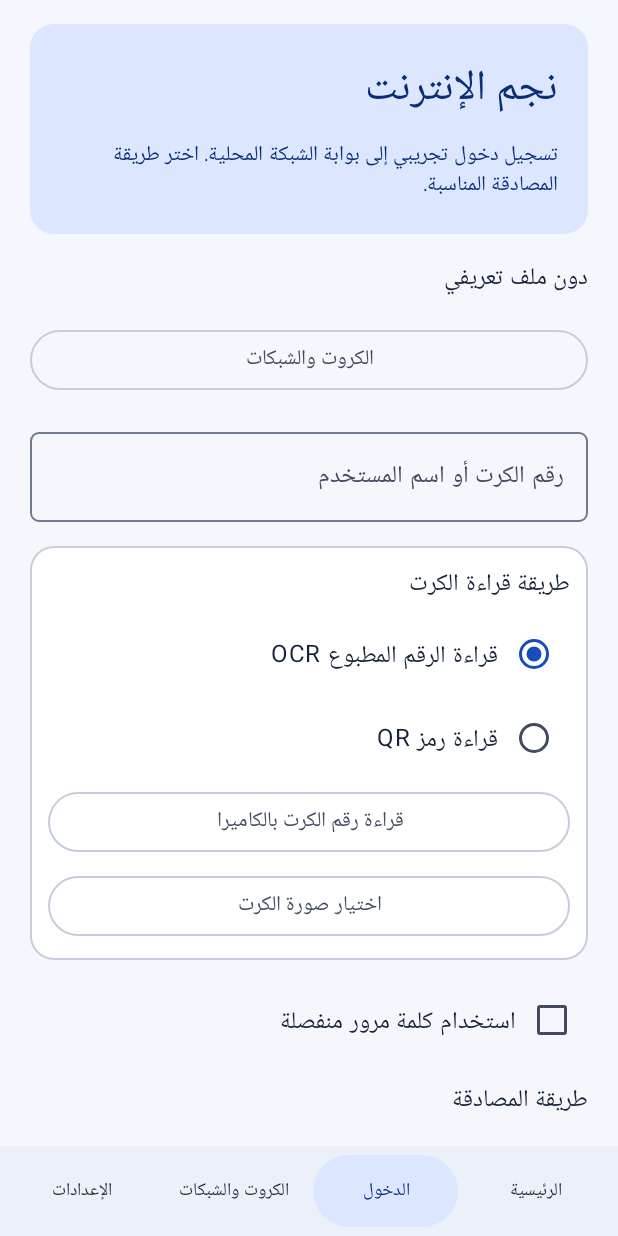
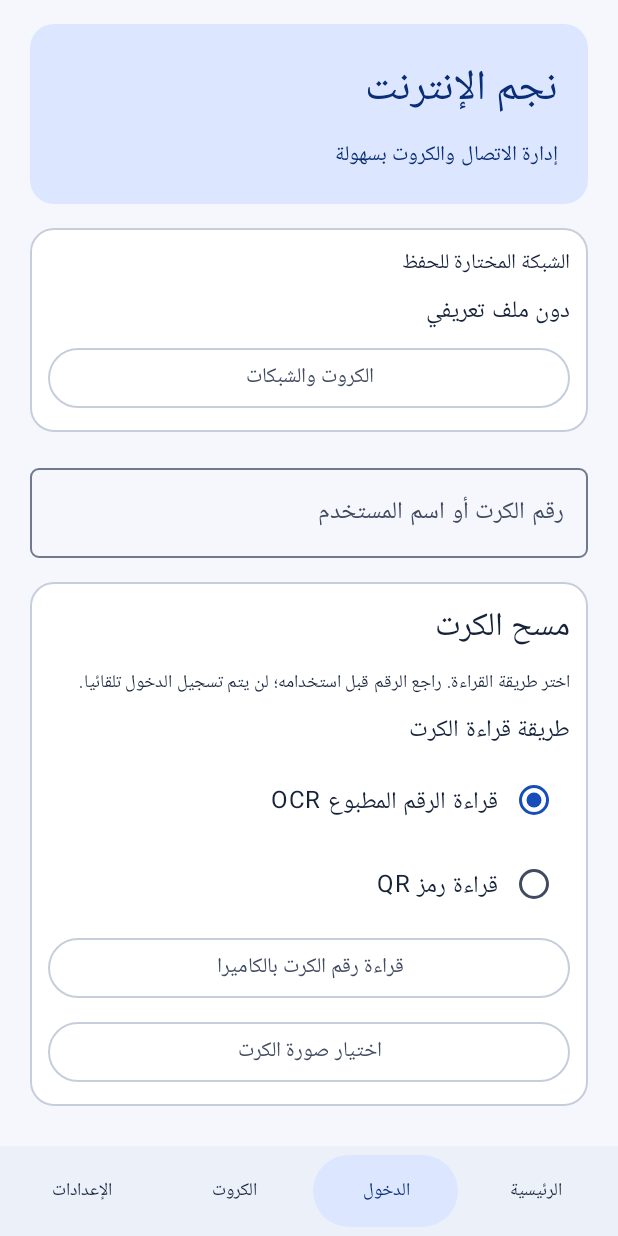
Before and after one commit to salehbinamrat/Najim-Android, an Android app built with Jetpack Compose: the screen it shows after launch (MainActivity), after a tap on "الدخول", on a phone screen of 412 x 824 dp. Run offline under Robolectric (Android 15) with nearby library versions, the phone set to English and light mode, and no system bars; libraries missing offline, so code that uses them is left out: androidx.camera.core, androidx.camera.lifecycle, androidx.camera.view, com.google.mlkit.vision.

Commit message:
Phase 08C: verified responsive dashboard and voucher presentation

```diff
--- /dev/null
+++ b/app/src/main/java/com/najim/android/ui/AdaptiveLayout.kt
@@ -0,0 +1,10 @@
+package com.najim.android.ui
+
+/** Layout thresholds use available content width, not physical screen pixels. */
+internal object AdaptiveLayout {
+    fun sidePadding(widthDp: Float): Int = if (widthDp < 360f) 12 else 20
+
+    fun metricColumns(widthDp: Float, fontScale: Float): Int =
+        if (widthDp.isFinite() && fontScale.isFinite() && fontScale > 0f &&
+            widthDp >= 304f && widthDp / maxOf(1f, fontScale) >= 304f) 2 else 1
+}
--- a/app/src/main/java/com/najim/android/ui/FoundationScreen.kt
+++ b/app/src/main/java/com/najim/android/ui/FoundationScreen.kt
@@ -84,7 +84,7 @@ internal fun FoundationScreen(
         NajimNavigation(section, enabled = !busy && !galleryActive, select = ::navigate)
     }) { insets ->
         BoxWithConstraints(Modifier.fillMaxSize().padding(insets).imePadding(), contentAlignment = Alignment.TopCenter) {
-        val horizontalPadding = if (maxWidth < 360.dp) 12.dp else 20.dp
+        val horizontalPadding = AdaptiveLayout.sidePadding(maxWidth.value).dp
         Column(Modifier.widthIn(max = 600.dp).fillMaxWidth().verticalScroll(key(section) { rememberScrollState() })
             .padding(horizontal = horizontalPadding, vertical = 16.dp),
             verticalArrangement = Arrangement.spacedBy(16.dp)) {
@@ -126,11 +126,15 @@ internal fun FoundationScreen(
                 }
                 NajimSection.LOGIN -> {
             val currentProfile = selectedProfile
-            Text(if (currentProfile == null) stringResource(R.string.profile_none)
-                else stringResource(R.string.login_selected_profile, currentProfile.name),
-                style = MaterialTheme.typography.titleMedium)
-            OutlinedButton(onClick = { navigate(NajimSection.CARDS) }, enabled = !busy && !galleryActive,
-                modifier = Modifier.fillMaxWidth()) { Text(stringResource(R.string.nav_cards)) }
+            OutlinedCard(Modifier.fillMaxWidth()) {
+                Column(Modifier.padding(12.dp), verticalArrangement = Arrangement.spacedBy(6.dp)) {
+                    Text(stringResource(R.string.login_profile_heading), style = MaterialTheme.typography.labelLarge)
+                    Text(if (currentProfile == null) stringResource(R.string.profile_none)
+                        else currentProfile.name, style = MaterialTheme.typography.titleMedium)
+                    OutlinedButton(onClick = { navigate(NajimSection.CARDS) }, enabled = !busy && !galleryActive,
+                        modifier = Modifier.fillMaxWidth()) { Text(stringResource(R.string.nav_cards)) }
+                }
+            }
             OutlinedTextField(
                 value = username,
                 onValueChange = { username = VoucherInput.normalize(it) },
@@ -236,7 +240,11 @@ internal fun FoundationScreen(
                 LoginAttemptState.Cancelled -> R.string.login_cancelled
                 is LoginAttemptState.Finished -> resultMessage(attempt.result)
             }
-            if (message != null) Text(stringResource(message))
+            if (message != null) Surface(shape = MaterialTheme.shapes.medium,
+                color = MaterialTheme.colorScheme.surfaceVariant,
+                contentColor = MaterialTheme.colorScheme.onSurfaceVariant) {
+                Text(stringResource(message), Modifier.fillMaxWidth().padding(12.dp))
+            }
             ProfileNoticeText(profileState.notice)
                 }
                 NajimSection.SETTINGS -> SettingsScreen(appearance, appearanceReady,
--- a/app/src/main/java/com/najim/android/ui/HomeScreen.kt
+++ b/app/src/main/java/com/najim/android/ui/HomeScreen.kt
@@ -40,10 +40,10 @@ private fun NetworkCard(network: DiscoveryState, refresh: () -> Unit) {
                 DiscoveryState.Unavailable -> R.string.network_unavailable
                 is DiscoveryState.Ready -> R.string.network_gateway
             }
-            Text(stringResource(message))
+            Text(stringResource(message), style = MaterialTheme.typography.titleMedium)
             if (network is DiscoveryState.Ready) {
                 CompositionLocalProvider(LocalLayoutDirection provides LayoutDirection.Ltr) {
-                    Text(network.gateway)
+                    Text(network.gateway, style = MaterialTheme.typography.headlineSmall)
                 }
                 Text(stringResource(R.string.network_not_authenticated))
             }
--- a/app/src/main/java/com/najim/android/ui/NajimHeader.kt
+++ b/app/src/main/java/com/najim/android/ui/NajimHeader.kt
@@ -18,7 +18,7 @@ internal fun NajimHeader() {
     ) {
         Column(Modifier.padding(20.dp), verticalArrangement = Arrangement.spacedBy(8.dp)) {
             Text(stringResource(R.string.app_name), style = MaterialTheme.typography.headlineMedium)
-            Text(stringResource(R.string.foundation_notice), style = MaterialTheme.typography.bodyMedium)
+            Text(stringResource(R.string.app_subtitle), style = MaterialTheme.typography.bodyMedium)
         }
     }
 }
--- a/app/src/main/java/com/najim/android/ui/NajimNavigation.kt
+++ b/app/src/main/java/com/najim/android/ui/NajimNavigation.kt
@@ -11,7 +11,7 @@ import androidx.compose.ui.unit.dp
 import com.najim.android.R
 
 internal enum class NajimSection(val label: Int) {
-    HOME(R.string.nav_home), LOGIN(R.string.nav_login), CARDS(R.string.nav_cards), SETTINGS(R.string.nav_settings)
+    HOME(R.string.nav_home), LOGIN(R.string.nav_login), CARDS(R.string.nav_cards_short), SETTINGS(R.string.nav_settings)
 }
 
 /** Stable four-section shell. No new navigation dependency or retained secret back stack. */
--- a/app/src/main/java/com/najim/android/ui/ScanPanel.kt
+++ b/app/src/main/java/com/najim/android/ui/ScanPanel.kt
@@ -19,6 +19,8 @@ internal fun ScanPanel(owner: LifecycleOwner, mode: ScanMode, selectMode: (ScanM
     val galleryActive = galleryState != GalleryState.Idle
     OutlinedCard(Modifier.fillMaxWidth()) {
         Column(Modifier.padding(12.dp), verticalArrangement = Arrangement.spacedBy(8.dp)) {
+            Text(stringResource(R.string.scan_title), style = MaterialTheme.typography.titleLarge)
+            Text(stringResource(R.string.scan_local_hint), style = MaterialTheme.typography.bodySmall)
             Text(stringResource(R.string.scan_mode), style = MaterialTheme.typography.titleMedium)
             for (item in ScanMode.entries) {
                 Row {
--- a/app/src/main/res/values/strings.xml
+++ b/app/src/main/res/values/strings.xml
@@ -160,4 +160,13 @@
     <string name="settings_storage_info">يتم حفظ حتى %1$d كروت لكل ملف شبكة في تخزين محلي مشفر. يمكن إدارة الحذف من قسم الكروت والشبكات.</string>
     <string name="settings_http_info">تتطلب كل عملية HTTP غير المشفرة موافقة منفصلة. لا يتم تجاوز التحقق من هوية البوابة عبر HTTPS.</string>
     <string name="settings_scan_info">تتم قراءة الكروت والصور محليا ولا يسجل التطبيق الدخول تلقائيا بعد المسح.</string>
+    <string name="session_balance_group">الرصيد والوقت المتبقي</string>
+    <string name="session_usage_group">استهلاك الجلسة ومدتها</string>
+    <string name="saved_order_hint">مرتبة من آخر حفظ ناجح إلى الأقدم.</string>
+    <string name="saved_newest">الأحدث حفظا</string>
+    <string name="saved_oldest">الأقدم حفظا</string>
+    <string name="scan_local_hint">اختر طريقة القراءة. راجع الرقم قبل استخدامه؛ لن يتم تسجيل الدخول تلقائيا.</string>
+    <string name="login_profile_heading">الشبكة المختارة للحفظ</string>
+    <string name="nav_cards_short">الكروت</string>
+    <string name="app_subtitle">إدارة الاتصال والكروت بسهولة</string>
 </resources>
```
Also changed, not shown: app/src/main/java/com/najim/android/ui/SavedVoucherCard.kt (+22 -5 lines), app/src/main/java/com/najim/android/ui/SessionCard.kt (+57 -16 lines), 2 other files.
